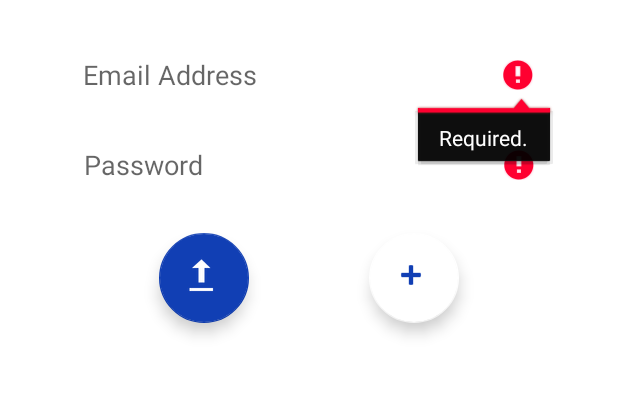
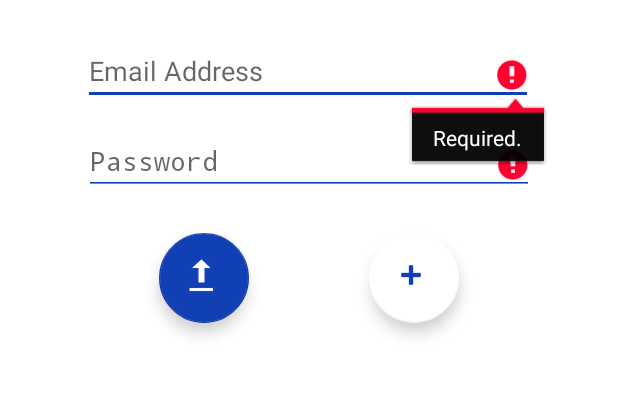
Before and after one commit to nickbigblue/BigBlueAndroid, an Android app: the screen it shows after launch (LoginActivity), on a phone screen of 412 x 824 dp, the part 579-976 px from its top. Run offline under Robolectric (Android 15) with nearby library versions, the light colour scheme and no system bars; our stand-ins replace Firebase (no records; nobody signed in at launch, a user with empty details on screens opened directly).

Commit message:
Login page looks good

```diff
--- a/app/src/main/res/layout/login_activity.xml
+++ b/app/src/main/res/layout/login_activity.xml
@@ -76,7 +76,7 @@
         android:layout_width="300dp"
         android:layout_height="40dp"
         android:layout_marginTop="30dp"
-        android:background="@color/transparent"
+        android:backgroundTint="@color/colorPrimary"
         android:ems="10"
         android:inputType="textEmailAddress"
         android:maxLines="1"
@@ -87,13 +87,15 @@
         app:layout_constraintTop_toBottomOf="@+id/loginSubtitle"
         app:layout_constraintHorizontal_bias="0.497" />
 
+
     <EditText
         android:id="@+id/passwordLogin"
         android:layout_width="300dp"
         android:layout_height="40dp"
         android:layout_marginTop="20dp"
-        android:background="@color/transparent"
+        android:backgroundTint="@color/colorPrimary"
         android:ems="10"
+        android:inputType="textPassword"
         android:maxLines="1"
         android:visibility="visible"
         android:hint="@string/login_password_hint"
--- a/app/src/main/res/values/strings.xml
+++ b/app/src/main/res/values/strings.xml
@@ -6,7 +6,12 @@
     <string name="login_subtitle">Log in now to access all the features Big Blue has to offer!</string>
     <string name="login_email_hint">Email Address</string>
     <string name="login_password_hint">Password</string>
-    <string name="auth_failed">Authentication failed...</string>
+    <string name="auth_failed">Invalid account or password...</string>
+    <string name="login_verify_failed">Current account is not verified.</string>
+    <string name="create_failed">Account creation failed. Address is invalid or already in use.</string>
+    <string name="create_success">Account creation success.</string>
+    <string name="email_sent">Verification email has been sent. Proceed to email for verification.</string>
+    <string name="email_error">Email Address error. Verification Email has not been sent.</string>
     <string name="title_activity_home">HomeActivity</string>
     <string name="action_settings">Settings</string>
     <string name="section_format">Hello World from section: %1$d</string>
--- a/app/src/main/res/values/styles.xml
+++ b/app/src/main/res/values/styles.xml
@@ -8,12 +8,6 @@
         <item name="colorAccent">@color/colorAccent</item>
     </style>
 
-    <style name="Theme.App.Base" parent="Theme.AppCompat.Light.DarkActionBar">
-        <item name="colorControlNormal">@color/white</item>
-        <item name="colorControlActivated">@color/colorPrimary</item>
-        <item name="colorControlHighlight">@color/colorPrimary</item>
-    </style>
-
     <style name="AppTheme.AppBarOverlay" parent="ThemeOverlay.AppCompat.Dark.ActionBar" />
 
     <style name="AppTheme.PopupOverlay" parent="ThemeOverlay.AppCompat.Light" />
```
Also changed, not shown: app/src/main/java/com/bigblueocean/nick/bigblueocean/HomeActivity.java (+15 -9 lines), app/src/main/java/com/bigblueocean/nick/bigblueocean/LoginActivity.java (+79 -19 lines), app/src/main/res/layout/activity_home.xml (+6 -5 lines), app/src/main/res/Impact.ttf (deleted).
